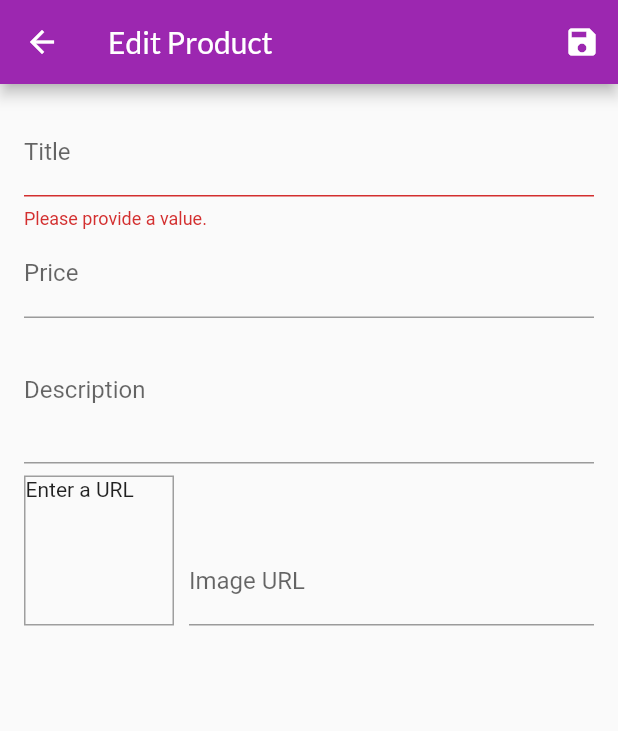
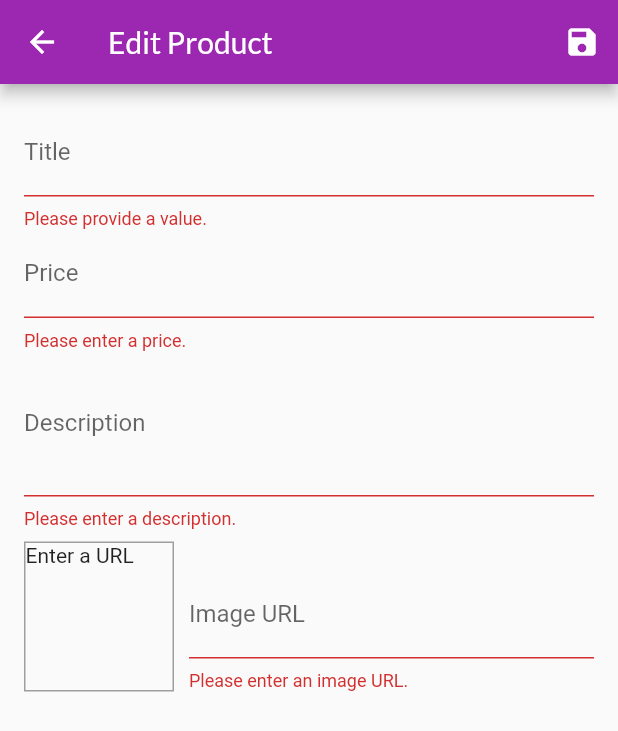
Before and after one commit to lionel-p-albus/demo_05, a Flutter app: the EditProductScreen screen opened by its route, after a tap on the "save" icon, on a phone screen of 412 x 824 dp. Shown: the top 731 px of the screen. Run offline on Flutter 3.47's test engine with Material 2 defaults, Android fonts, the phone set to English and light mode, and no system bars; network calls fail.

Commit message:
saving new products

```diff
--- a/lib/screens/edit_product_screen.dart
+++ b/lib/screens/edit_product_screen.dart
@@ -1,5 +1,7 @@
 import 'package:demo_05/providers/product.dart';
+import 'package:demo_05/providers/products.dart';
 import 'package:flutter/material.dart';
+import 'package:provider/provider.dart';
 
 class EditProductScreen extends StatefulWidget {
   static const routeName = '/edit-product';
@@ -43,6 +45,14 @@
 
   void _updateImageUrl() {
     if (!_imageUrlFocusNode.hasFocus) {
+      if ((!_imageUrlController.text.startsWith('http') &&
+          !_imageUrlController.text.startsWith('https')) ||
+          (!_imageUrlController.text.endsWith('.png') &&
+          !_imageUrlController.text.endsWith('.jpg') &&
+          !_imageUrlController.text.endsWith('.jpeg'))) {
+        return;
+      }
+
       setState(() {});
     }
   }
@@ -53,6 +63,8 @@
       return;
     }
     _form.currentState!.save();
+    Provider.of<Products>(context, listen: false).addProduct(_editedProduct);
+    Navigator.of(context).pop();
   }
 
   @override
@@ -104,6 +116,21 @@
                 onFieldSubmitted: (value) {
                   FocusScope.of(context).requestFocus(_descriptionFocusNode);
                 },
+                validator: (value) {
+                  if (value!.isEmpty) {
+                    return 'Please enter a price.';
+                  }
+
+                  if (double.tryParse(value) == null) {
+                    return 'Please enter a valid number.';
+                  }
+
+                  if (double.parse(value) <= 0) {
+                    return 'Please enter a number greater than zero.';
+                  }
+
+                  return null;
+                },
                 onSaved: (value) {
                   _editedProduct = Product(
                     id: '',
@@ -119,6 +146,17 @@
                 maxLines: 3,
                 keyboardType: TextInputType.multiline,
                 focusNode: _descriptionFocusNode,
+                validator: (value) {
+                  if (value!.isEmpty) {
+                    return 'Please enter a description.';
+                  }
+
+                  if (value.length < 10) {
+                    return 'Should be at least 10 characters long.';
+                  }
+
+                  return null;
+                },
                 onSaved: (value) {
                   _editedProduct = Product(
                     id: '',
@@ -164,6 +202,24 @@
                       onFieldSubmitted: (_) {
                         _saveForm();
                       },
+                      validator: (value) {
+                        if (value!.isEmpty) {
+                          return 'Please enter an image URL.';
+                        }
+
+                        if (!value.startsWith('http') ||
+                            !value.startsWith('https')) {
+                          return 'Please enter a valid URL.';
+                        }
+
+                        if (!value.endsWith('.png') &&
+                            !value.endsWith('.jpg') &&
+                            !value.endsWith('.jpeg')) {
+                          return 'Please enter a valid image URL.';
+                        }
+
+                        return null;
+                      },
                       onSaved: (value) {
                         _editedProduct = Product(
                           id: '',
```
Also changed, not shown: lib/providers/products.dart (+13 -6 lines). Lines whose indentation alone changed are shown as unchanged.
